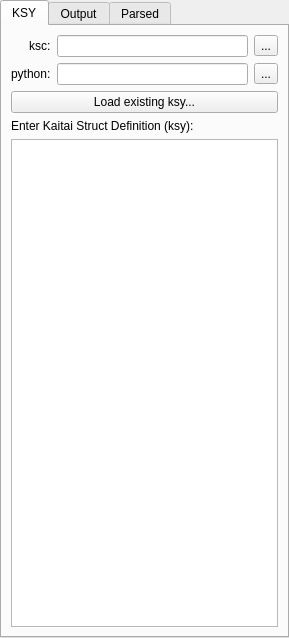
The window that src/hobbits-plugins/analyzers/KaitaiStruct/kaitaistruct.ui (goldest-star/binary-analysis-tool) describes before a commit, drawn with Qt 5.
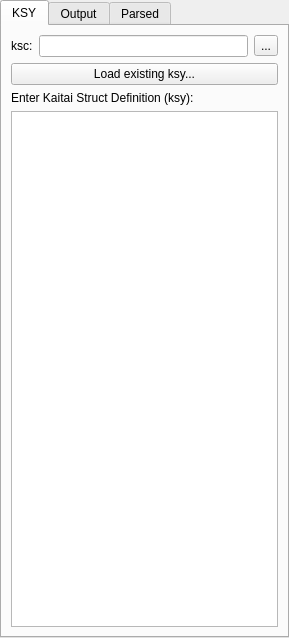
The same window after the commit.

Commit message: progress: get kaitai struct plugin working with built-in python

```diff
--- a/src/hobbits-plugins/analyzers/KaitaiStruct/kaitaistruct.ui
+++ b/src/hobbits-plugins/analyzers/KaitaiStruct/kaitaistruct.ui
@@ -77,34 +77,6 @@
              </item>
             </layout>
            </item>
-           <item row="1" column="0">
-            <widget class="QLabel" name="label_5">
-             <property name="text">
-              <string>python:</string>
-             </property>
-             <property name="buddy">
-              <cstring>le_python</cstring>
-             </property>
-            </widget>
-           </item>
-           <item row="1" column="1">
-            <layout class="QHBoxLayout" name="horizontalLayout_3">
-             <item>
-              <widget class="QLineEdit" name="le_python">
-               <property name="readOnly">
-                <bool>true</bool>
-               </property>
-              </widget>
-             </item>
-             <item>
-              <widget class="QToolButton" name="tb_choosePython">
-               <property name="text">
-                <string>...</string>
-               </property>
-              </widget>
-             </item>
-            </layout>
-           </item>
           </layout>
          </item>
          <item>
```
Left out of the diff: 2 changed lines with no effect on the pictures. The commit also changes 11 other files.
